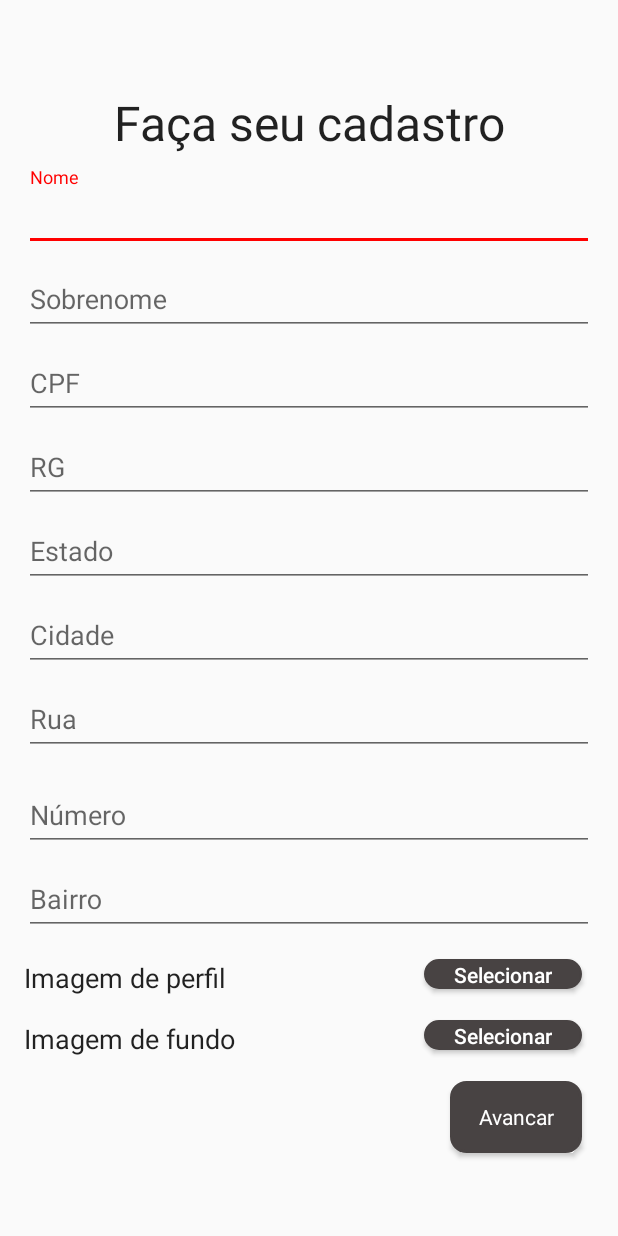
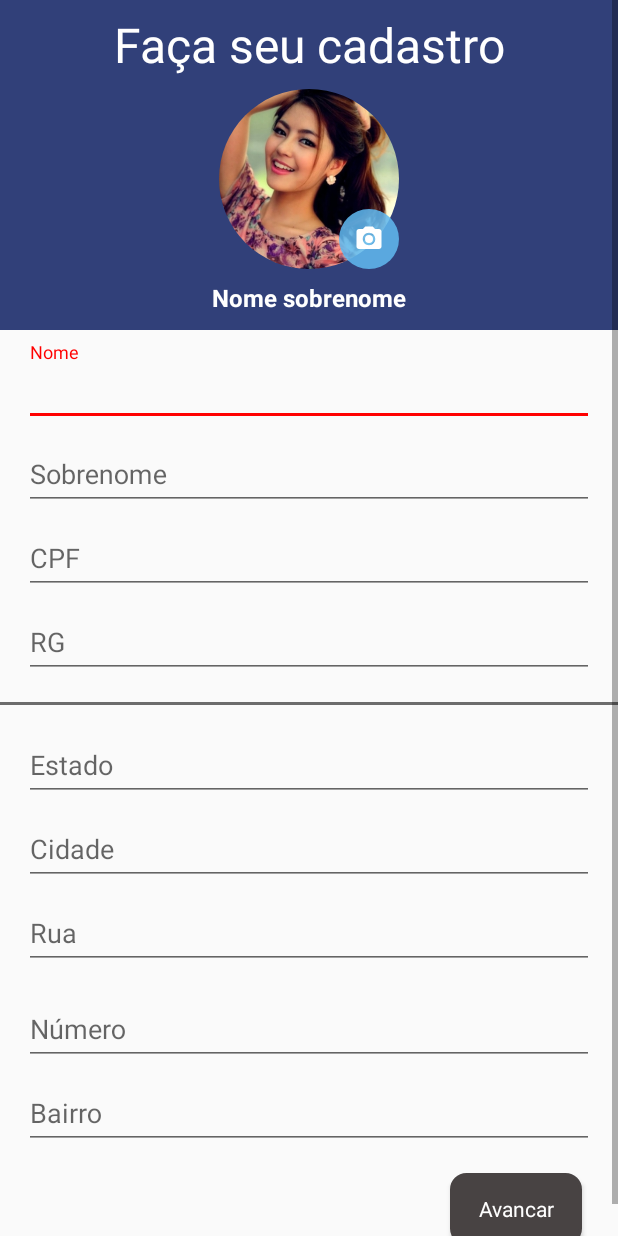
Before and after one commit to HerculesGit/EMOTO, an Android app: the CadastroTaxi screen opened directly, with no data from a screen before it, on a phone screen of 412 x 824 dp. Run offline under Robolectric (Android 15) with nearby library versions, the phone set to English and light mode, and no system bars; our stand-ins replace CircleImageView.

Commit message:
Modifiquei o layout do cadastrar_taxi.xml e mudei o .java

```diff
--- a/app/build.gradle
+++ b/app/build.gradle
@@ -27,4 +27,5 @@ dependencies {
     androidTestImplementation 'com.android.support.test:runner:1.0.2'
     androidTestImplementation 'com.android.support.test.espresso:espresso-core:3.0.2'
     implementation 'com.android.support:design:28.0.0-alpha1'
+    implementation 'de.hdodenhof:circleimageview:2.2.0'
 }
--- a/app/src/main/java/com/dominandoandroid/example/hercules/e_moto/activity/CadastroTaxi.java
+++ b/app/src/main/java/com/dominandoandroid/example/hercules/e_moto/activity/CadastroTaxi.java
@@ -13,14 +13,16 @@ import android.support.design.widget.TextInputEditText;
 import android.support.v7.app.AppCompatActivity;
 import android.os.Bundle;
 import android.view.View;
-import android.view.Window;
 import android.widget.Button;
 import android.widget.ImageView;
+import android.widget.TextView;
 
 import com.dominandoandroid.example.hercules.e_moto.R;
 import com.dominandoandroid.example.hercules.e_moto.model.DadosPessoais;
 import com.dominandoandroid.example.hercules.e_moto.model.Endereco;
+import com.dominandoandroid.example.hercules.e_moto.model.Imagem;
 import com.dominandoandroid.example.hercules.e_moto.model.MotoTaxi;
+import com.dominandoandroid.example.hercules.e_moto.utilitario.DbBitmapUtility;
 
 import java.io.IOException;
 
@@ -28,23 +30,26 @@ public class CadastroTaxi extends AppCompatActivity {
 
     private static final int LOAD_IMAGE_RESULT = 1;
     private static final int TIRAR_FOTO = 3;
+    private final String MY_IMAGE = "my_image";
     private String[] galleryPermissions = {
             Manifest.permission.READ_EXTERNAL_STORAGE, Manifest.permission.WRITE_EXTERNAL_STORAGE
     };
 
-    private Button btAvancar, btSelecionarFotoPerfil, btSelecionarFotoFundo, btConfirmarImagem;
+    private Button btAvancar, btConfirmarImagem;
     private TextInputEditText editTextNome, editTextSobrenome, editTextCpf, editTextRg,
             editTextEstado, editTextCidade, editTextRua, editTextNumero, editTextBairro;
 
     private MotoTaxi motoTaxi;
     private Dialog myPopupDialog;
-    private Dialog myPopupDialogChosenImage;
+    //private Dialog myPopupDialogChosenImage;
 
-    private ImageView imageViewCamera, imageViewGaleria;
-    private Bitmap bitmapPerfil;
-    private Bitmap bitmapBackground;
+    private TextView tvNomeSobreNome;
+    private Imagem imagem;
+    private ImageView imageViewCamera, imageViewGaleria, iconFoto, profileImage;
+    //private Bitmap bitmapPerfil;
+    //private Bitmap bitmapBackground;
     private Bitmap bitmapImagemEscolhida;
-    private boolean isPerfil = true;
+    //private boolean isPerfil = true;
 
 
     @Override
@@ -78,23 +83,70 @@ public class CadastroTaxi extends AppCompatActivity {
             }
         });
 
-        btSelecionarFotoPerfil.setOnClickListener(new View.OnClickListener() {
+        editTextNome.setOnFocusChangeListener(new View.OnFocusChangeListener() {
             @Override
-            public void onClick(View v) {
-                popupCameraOrGaleria();          // mostrar opcao de camera ou galeria
-                isPerfil = true;
+            public void onFocusChange(View v, boolean hasFocus) {
+                if (!hasFocus){ // perdeu foco
+                    runThread();
+                }
             }
         });
 
-        btSelecionarFotoFundo.setOnClickListener(new View.OnClickListener() {
+        editTextSobrenome.setOnFocusChangeListener(new View.OnFocusChangeListener() {
             @Override
-            public void onClick(View v) {
-                popupCameraOrGaleria();         // mostrar opcao de camera ou galeria
-                isPerfil = false;
+            public void onFocusChange(View v, boolean hasFocus) {
+                if (!hasFocus){ // perdeu foco
+                    runThread();
+                }
             }
         });
+
     }
 
+
+    /**
+     * Salvar estado, este metodo eh chamado antes da activity ser re-criada
+     * */
+    @Override
+    protected void onSaveInstanceState(Bundle outState) {
+        super.onSaveInstanceState(outState);
+
+        imagem = new Imagem();
+        if(bitmapImagemEscolhida !=null){
+            imagem.setDados(DbBitmapUtility.getBytes(bitmapImagemEscolhida));
+            outState.putSerializable(MY_IMAGE, imagem);
+        }
+
+    }
+    /**
+     * Recuperar estado
+     * */
+    @Override
+    protected void onRestoreInstanceState(Bundle savedInstanceState) {
+        super.onRestoreInstanceState(savedInstanceState);
+
+        imagem = (Imagem) savedInstanceState.getSerializable(MY_IMAGE);
+
+        if (imagem !=null){
+
+            // buffer com o array de byte
+            byte[] buffer = imagem.getDados();
+
+            // convertendo o array de byte para um bitmap
+            Bitmap bitmap = DbBitmapUtility.getImage(buffer);
+
+            setImagePerfil(bitmap);
+            bitmapImagemEscolhida = bitmap;
+        }
+    }
+
+    public void onClickImageIconCamera(View view){
+        popupCameraOrGaleria();
+    }
+
+    private void setImagePerfil(Bitmap bitmap){
+        profileImage.setImageBitmap(bitmap);
+    }
 
     /**
      * Mostra a opcao do usuario selecionar camera ou galeria
@@ -107,13 +159,13 @@ public class CadastroTaxi extends AppCompatActivity {
         myPopupDialog.show();
     }
 
-    public void onClickButtonConfirmar(View view){
-        if (isPerfil) {
-            bitmapPerfil = bitmapImagemEscolhida;
-        } else {
-            bitmapBackground = bitmapImagemEscolhida;
-        }
-    }
+//    public void onClickButtonConfirmar(View view){
+//        if (isPerfil) {
+//            bitmapPerfil = bitmapImagemEscolhida;
+//        } else {
+//            bitmapBackground = bitmapImagemEscolhida;
+//        }
+//    }
 
     /**
      * Clique na imagem camera ou galeria do popup Dialog
@@ -145,17 +197,17 @@ public class CadastroTaxi extends AppCompatActivity {
         startActivityForResult(i,LOAD_IMAGE_RESULT);
     }
 
-    private void displayPopupImage(Bitmap bitmapImage){
-        myPopupDialogChosenImage = new Dialog(CadastroTaxi.this);
-        myPopupDialogChosenImage.requestWindowFeature(Window.FEATURE_NO_TITLE);
-        myPopupDialogChosenImage.setContentView(R.layout.popup_chosen_image);
-        myPopupDialogChosenImage.setTitle("Imagem Selecionada");
-
-        ImageView v = myPopupDialogChosenImage.findViewById(R.id.popup_chosen_image_image_escolhida);
-        v.setImageBitmap(bitmapImage);
-
-        myPopupDialogChosenImage.show();
-    }
+//    private void displayPopupImage(Bitmap bitmapImage){
+//        myPopupDialogChosenImage = new Dialog(CadastroTaxi.this);
+//        myPopupDialogChosenImage.requestWindowFeature(Window.FEATURE_NO_TITLE);
+//        myPopupDialogChosenImage.setContentView(R.layout.popup_chosen_image);
+//        myPopupDialogChosenImage.setTitle("Imagem Selecionada");
+//
+//        ImageView v = myPopupDialogChosenImage.findViewById(R.id.popup_chosen_image_image_escolhida);
+//        v.setImageBitmap(bitmapImage);
+//
+//        myPopupDialogChosenImage.show();
+//    }
 
 
     @Override
@@ -176,14 +228,14 @@ public class CadastroTaxi extends AppCompatActivity {
                 cursor.close();
 
                 Bitmap img = BitmapFactory.decodeFile(imagePath);
-                displayPopupImage(img);
+                setImagePerfil(img);
                 bitmapImagemEscolhida = img;
 
             } else if (requestCode == TIRAR_FOTO && data != null) {     // tirar foto
 
                 Bundle dadosRecuperados = data.getExtras();
                 Bitmap img = (Bitmap) dadosRecuperados.get("data");
-                displayPopupImage(img);
+                setImagePerfil(img);
                 bitmapImagemEscolhida = img;
 
             }
@@ -262,6 +314,56 @@ public class CadastroTaxi extends AppCompatActivity {
         return false;
     }
 
+
+    /**
+     * */
+    private void runThread(){
+
+        String nome = editTextNome.getText().toString();
+        String sobrenome = editTextSobrenome.getText().toString();
+        if (nome.length() > 0) {
+            nome = nome.trim();
+            sobrenome = sobrenome.trim();
+
+            tvNomeSobreNome.setText("");
+            tvNomeSobreNome.setText(nome +" "+ sobrenome);
+
+        }
+
+    }
+//    private void runThread() {
+//
+//        Thread t1 = new Thread() {
+//            public void run() {
+//                while (true) {
+//                    try {
+//                        runOnUiThread(new Runnable() {
+//
+//                            @Override
+//                            public void run() {
+//                                String nome = editTextNome.getText().toString();
+//                                String sobrenome = editTextSobrenome.getText().toString();
+//                                System.out.println("Verificando");
+//                                if (nome.length() > 0) {
+//                                    nome = nome.trim();
+//                                    sobrenome = sobrenome.trim();
+//
+//                                    tvNomeSobreNome.setText("");
+//                                    tvNomeSobreNome.setText(nome + sobrenome);
+//
+//                                }
+//                            }
+//                        });
+//                        Thread.sleep(2000);
+//                    } catch (InterruptedException e) {
+//                        e.printStackTrace();
+//                    }
+//                }
+//            }
+//        };
+//        t1.start();
+//    }
+
     /**
      * Recupera das editText
      * */
@@ -334,11 +436,13 @@ public class CadastroTaxi extends AppCompatActivity {
         editTextNumero = findViewById(R.id.cadastro_dados_numero);
         editTextBairro = findViewById(R.id.cadastro_dados_bairro);
 
+        tvNomeSobreNome = findViewById(R.id.cadastro_nome_sobrenome);
+
         imageViewCamera = findViewById(R.id.popup_opcao_foto_camera);
         imageViewGaleria = findViewById(R.id.popup_opcao_foto_galeria);
+        iconFoto = findViewById(R.id.cadastro_icon_foto);
+        profileImage = findViewById(R.id.cadastro_profile_image);
 
-        btSelecionarFotoPerfil = findViewById(R.id.cadastro_button_selecionar_imagem_perfil);
-        btSelecionarFotoFundo = findViewById(R.id.cadastro_button_selecionar_imagem_fundo);
         btConfirmarImagem = findViewById(R.id.popup_chosen_image_bt_confirmar);
     }
 }
--- a/app/src/main/res/layout/activity_cadastro_taxi.xml
+++ b/app/src/main/res/layout/activity_cadastro_taxi.xml
@@ -16,21 +16,74 @@
           android:layout_width="match_parent"
           android:layout_height="match_parent">
 
+         <android.support.constraint.ConstraintLayout
+             android:id="@+id/cLnotUse1"
+             android:layout_width="match_parent"
+             android:layout_height="220dp"
+             android:background="@color/colorPrimary">
+
             <TextView
-             android:id="@+id/textView6"
+                android:id="@+id/textView13"
                 android:layout_width="wrap_content"
                 android:layout_height="wrap_content"
+                android:layout_marginStart="8dp"
+                android:layout_marginLeft="8dp"
+                android:layout_marginTop="8dp"
                 android:layout_marginEnd="8dp"
-             android:layout_marginLeft="8dp"
                 android:layout_marginRight="8dp"
-             android:layout_marginStart="8dp"
-             android:layout_marginTop="60dp"
                 android:text="Faça seu cadastro"
                 android:textAppearance="@style/TextAppearance.AppCompat.Body1"
+                android:textColor="@color/white"
                 android:textSize="32sp"
                 app:layout_constraintEnd_toEndOf="parent"
                 app:layout_constraintStart_toStartOf="parent"
                 app:layout_constraintTop_toTopOf="parent" />
+
+            <de.hdodenhof.circleimageview.CircleImageView xmlns:app="http://schemas.android.com/apk/res-auto"
+                android:id="@+id/cadastro_profile_image"
+                android:layout_width="120dp"
+                android:layout_height="120dp"
+                android:layout_marginTop="8dp"
+                android:layout_marginStart="8dp"
+                android:layout_marginLeft="8dp"
+                android:layout_marginEnd="8dp"
+                android:layout_marginRight="8dp"
+                android:scaleType="centerCrop"
+                android:src="@drawable/girlperfil"
+                app:civ_border_color="#FF000000"
+                app:layout_constraintEnd_toEndOf="parent"
+                app:layout_constraintStart_toStartOf="parent"
+                app:layout_constraintTop_toBottomOf="@+id/textView13" />
+
+            <!-- icone -->
+            <ImageView
+                android:id="@+id/cadastro_icon_foto"
+                android:layout_width="40dp"
+                android:layout_height="40dp"
+                android:layout_marginBottom="8dp"
+                android:background="@drawable/circlebackgroundblue"
+                android:padding="10dp"
+                android:src="@drawable/ic_imagem_alt_24dp"
+                app:layout_constraintBottom_toTopOf="@+id/cadastro_nome_sobrenome"
+                app:layout_constraintEnd_toEndOf="@+id/cadastro_profile_image"
+                android:clickable="true"
+                android:onClick="onClickImageIconCamera"/>
+
+            <TextView
+                android:id="@+id/cadastro_nome_sobrenome"
+                android:layout_width="wrap_content"
+                android:layout_height="wrap_content"
+                android:layout_marginTop="8dp"
+                android:text="Nome sobrenome"
+                android:textColor="@color/white"
+                android:textSize="16sp"
+                android:textStyle="bold"
+                app:layout_constraintEnd_toEndOf="parent"
+                app:layout_constraintStart_toStartOf="parent"
+                app:layout_constraintTop_toBottomOf="@+id/cadastro_profile_image" />
+
+         </android.support.constraint.ConstraintLayout>
+
 
          <android.support.design.widget.TextInputLayout
              android:id="@+id/input1"
@@ -43,7 +96,7 @@
              android:layout_marginTop="8dp"
              app:layout_constraintEnd_toEndOf="parent"
              app:layout_constraintStart_toStartOf="parent"
-             app:layout_constraintTop_toBottomOf="@+id/textView6">
+             app:layout_constraintTop_toBottomOf="@+id/cLnotUse1">
 
             <android.support.design.widget.TextInputEditText
                 android:id="@+id/cadastro_dados_nome"
@@ -144,17 +197,28 @@
                 android:inputType="number" />
          </android.support.design.widget.TextInputLayout>
 
+
+         <View
+             android:id="@+id/viewNotUse1"
+             android:layout_width="match_parent"
+             android:layout_height="2dp"
+             android:layout_marginTop="16dp"
+             android:background="@color/darkgray"
+             app:layout_constraintTop_toBottomOf="@+id/input4"
+             />
+
          <android.support.design.widget.TextInputLayout
              android:id="@+id/inputEstado"
              android:layout_width="match_parent"
              android:layout_height="wrap_content"
+             android:layout_marginTop="8dp"
+             android:layout_marginStart="16dp"
+             android:layout_marginLeft="16dp"
              android:layout_marginEnd="16dp"
-             android:layout_marginLeft="16dp"
              android:layout_marginRight="16dp"
-             android:layout_marginStart="16dp"
              app:layout_constraintEnd_toEndOf="parent"
              app:layout_constraintStart_toStartOf="parent"
-             app:layout_constraintTop_toBottomOf="@+id/input4">
+             app:layout_constraintTop_toBottomOf="@+id/viewNotUse1">
 
             <android.support.design.widget.TextInputEditText
                 android:id="@+id/cadastro_dados_estado"
@@ -229,7 +293,7 @@
 
 
          <android.support.design.widget.TextInputLayout
-             android:id="@+id/editText_login_telefone"
+             android:id="@+id/editText_login_bairro"
              android:layout_width="match_parent"
              android:layout_height="wrap_content"
              android:layout_marginEnd="16dp"
@@ -248,70 +312,6 @@
          </android.support.design.widget.TextInputLayout>
 
 
-         <TextView
-             android:id="@+id/textView2"
-             android:layout_width="wrap_content"
-             android:layout_height="wrap_content"
-             android:layout_marginEnd="8dp"
-             android:layout_marginLeft="16dp"
-             android:layout_marginRight="8dp"
-             android:layout_marginStart="16dp"
-             android:layout_marginTop="16dp"
-             android:text="Imagem de perfil"
-             android:textAppearance="@style/TextAppearance.AppCompat.Body1"
-             android:textSize="18sp"
-             app:layout_constraintEnd_toEndOf="parent"
-             app:layout_constraintHorizontal_bias="0.0"
-             app:layout_constraintStart_toStartOf="parent"
-             app:layout_constraintTop_toBottomOf="@+id/editText_login_telefone" />
-
-         <Button
-             android:id="@+id/cadastro_button_selecionar_imagem_perfil"
-             android:layout_width="wrap_content"
-             android:layout_height="20dp"
-             android:layout_marginEnd="24dp"
-             android:layout_marginRight="24dp"
-             android:layout_marginTop="16dp"
-             android:background="@drawable/buttons_foto_gray_black"
-             android:text="Selecionar"
-             android:textColor="#ffffff"
-             android:textAllCaps="false"
-             app:layout_constraintEnd_toEndOf="parent"
-             app:layout_constraintTop_toBottomOf="@+id/editText_login_telefone" />
-
-         <TextView
-             android:id="@+id/textView"
-             android:layout_width="wrap_content"
-             android:layout_height="wrap_content"
-             android:layout_marginEnd="8dp"
-             android:layout_marginLeft="16dp"
-             android:layout_marginRight="8dp"
-             android:layout_marginStart="16dp"
-             android:layout_marginTop="16dp"
-             android:text="Imagem de fundo"
-             android:textAppearance="@style/TextAppearance.AppCompat.Body1"
-             android:textSize="18sp"
-             app:layout_constraintEnd_toEndOf="parent"
-             app:layout_constraintHorizontal_bias="0.0"
-             app:layout_constraintStart_toStartOf="parent"
-             app:layout_constraintTop_toBottomOf="@+id/textView2" />
-
-
-         <Button
-             android:id="@+id/cadastro_button_selecionar_imagem_fundo"
-             android:layout_width="wrap_content"
-             android:layout_height="20dp"
-             android:layout_marginEnd="24dp"
-             android:layout_marginRight="24dp"
-             android:layout_marginTop="16dp"
-             android:background="@drawable/buttons_foto_gray_black"
-             android:text="Selecionar"
-             android:textAllCaps="false"
-             android:textColor="#ffffff"
-             app:layout_constraintEnd_toEndOf="parent"
-             app:layout_constraintTop_toBottomOf="@+id/textView2" />
-
-
          <Button
              android:id="@+id/bt_cadastro_Avancar"
              android:layout_width="wrap_content"
@@ -328,7 +328,7 @@
              android:textColor="#ffffff"
              app:layout_constraintBottom_toBottomOf="parent"
              app:layout_constraintEnd_toEndOf="parent"
-             app:layout_constraintTop_toBottomOf="@+id/textView"
+             app:layout_constraintTop_toBottomOf="@+id/editText_login_bairro"
              app:layout_constraintVertical_bias="0.0" />
       </android.support.constraint.ConstraintLayout>
    </ScrollView>
--- a/app/src/main/res/values/colors.xml
+++ b/app/src/main/res/values/colors.xml
@@ -18,6 +18,7 @@
     <color name="darkgray">#6c6c6c</color>
     <color name="red">#FF0000</color>
     <color name="black">#000000</color>
+    <color name="startblue">#09c6df</color>
 
     <!--
     <color name="colorPrimary">#F50057</color>
```
Also changed, not shown: 2 other files. Lines whose indentation alone changed are shown as unchanged.
